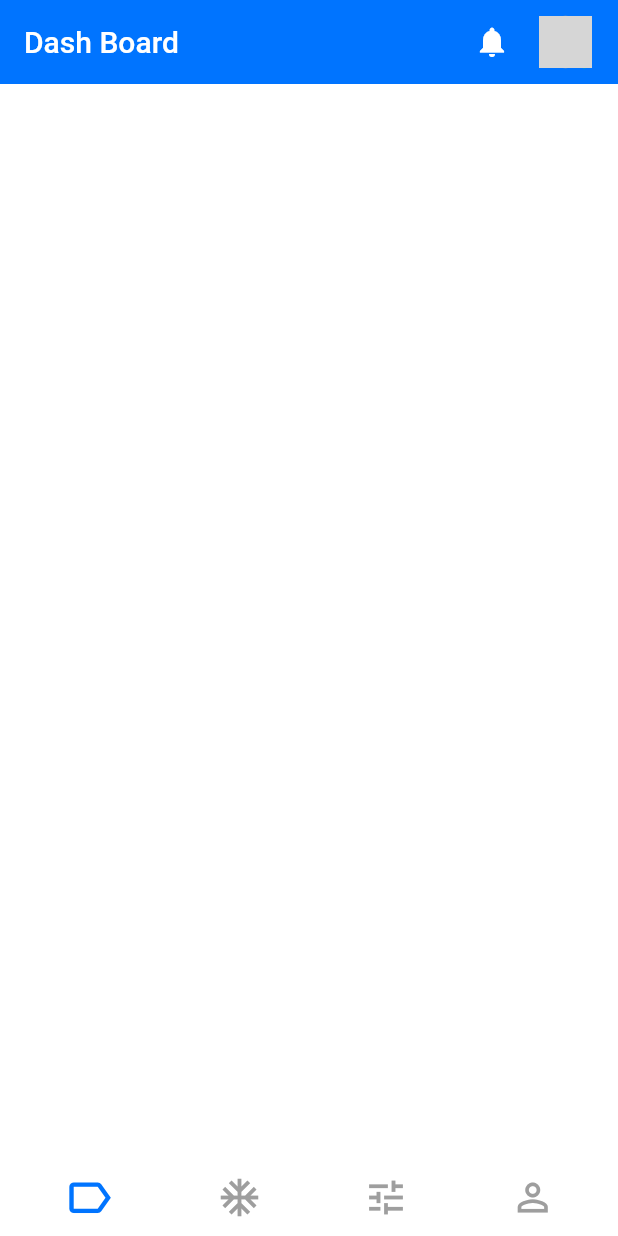
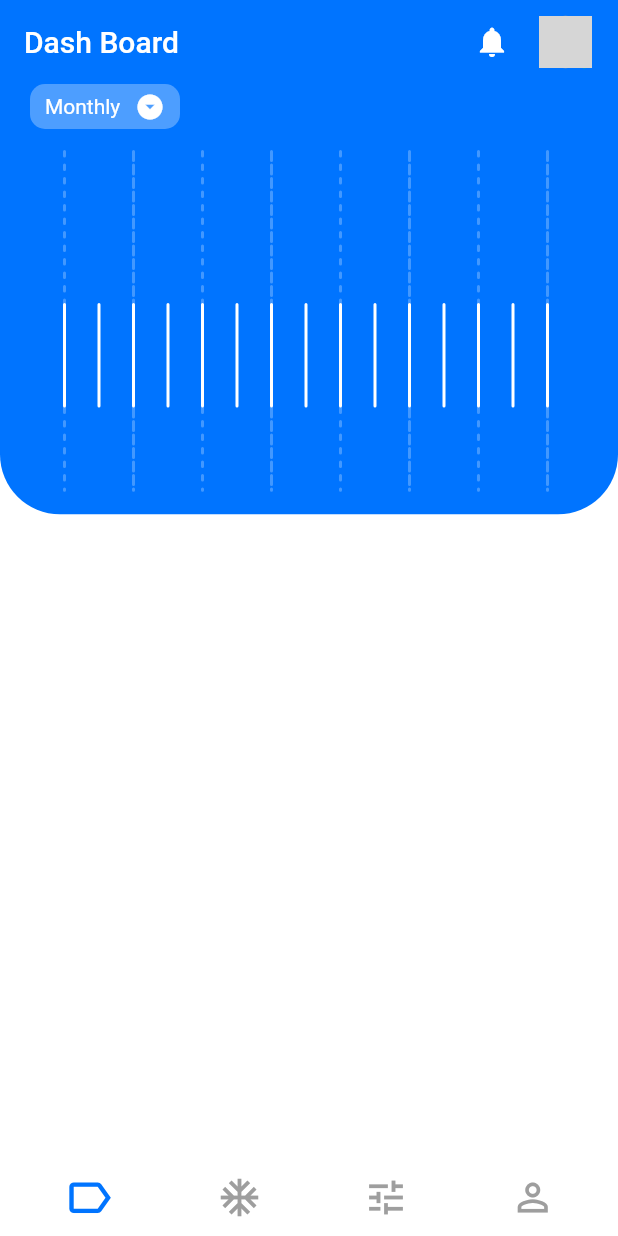
Before and after one commit to cristianfchq/flutter_hospital_dashboard, a Flutter app: the screen it shows after launch, on a phone screen of 412 x 824 dp. Run offline on Flutter 3.47's test engine with Material 2 defaults, Android fonts, the phone set to English and light mode, and no system bars; our stand-ins replace path_drawing; network calls fail; grey boxes are pictures that could not be loaded.

Commit message:
added the body with chart-painter

```diff
--- /dev/null
+++ b/lib/chart-painter.dart
@@ -0,0 +1,60 @@
+import 'package:flutter/material.dart';
+import 'package:flutter/rendering.dart';
+import 'package:path_drawing/path_drawing.dart';
+import 'dart:math' as math;
+
+class ChartPainter extends CustomPainter {
+  Paint backgroundPaint = Paint()
+    ..color = Color(0xff4298ff)
+    ..style = PaintingStyle.stroke
+    ..strokeCap = StrokeCap.round
+    ..strokeWidth = 2;
+
+  Paint valuePaint = Paint()
+    ..color = Colors.white
+    ..style = PaintingStyle.stroke
+    ..strokeCap = StrokeCap.round
+    ..strokeWidth = 2;
+
+  @override
+  void paint(Canvas canvas, Size size) {
+    Path backgroundPath = Path();
+    Path valuePath = Path();
+    int jump = 23;
+
+    for (double i = 1; i < 16.0; i++) {
+      if (i % 2 != 0) {
+        backgroundPath.moveTo(jump * i, 0);
+        backgroundPath.lineTo(jump * i, size.height);
+      }
+
+      int random = range(50, (size.height - (size.height * .3)).toInt());
+
+      valuePath.moveTo(jump * i, random.toDouble());
+      valuePath.lineTo(jump * i, random.toDouble() + size.height * .3);
+    }
+
+    canvas.drawPath(
+      dashPath(
+        backgroundPath,
+        dashArray: CircularIntervalList(<double>[3, 6]),
+      ),
+      backgroundPaint,
+    );
+
+    canvas.drawPath(valuePath, valuePaint);
+  }
+
+  @override
+  bool shouldRepaint(CustomPainter oldDelegate) {
+    return false;
+  }
+
+  int range(int minOrMax, [int max]) {
+    if (max == null) {
+      max = minOrMax;
+      minOrMax = 0;
+    }
+    return math.Random().nextInt(max - minOrMax) + minOrMax;
+  }
+}
--- a/lib/main.dart
+++ b/lib/main.dart
@@ -1,4 +1,5 @@
 import 'package:flutter/material.dart';
+import 'package:flutter_hospital_dasboard/chart-painter.dart';
 
 void main() => runApp(MyApp());
 
@@ -31,6 +32,7 @@ class HospitalDashBoardHome extends StatelessWidget {
       backgroundColor: Colors.white,
       appBar: _buildAppBar(),
       bottomNavigationBar: _buildBottomBar(),
+      body: _buildBody(context),
     );
   }
 
@@ -124,6 +126,72 @@ class HospitalDashBoardHome extends StatelessWidget {
     );
   }
 
+  Widget _buildBody(BuildContext context){
+    return Column(
+      crossAxisAlignment: CrossAxisAlignment.center,
+      children: <Widget>[
+        Flexible(
+          flex: 2,
+          child: Container(
+            width: MediaQuery.of(context).size.width,
+            decoration: BoxDecoration(
+              color: primaryColor,
+              borderRadius: BorderRadius.only(
+                bottomLeft: Radius.circular(40.0),
+                bottomRight: Radius.circular(40.0),
+              ),
+            ),
+            child: Padding(
+              padding: const EdgeInsets.fromLTRB(20,0,20,16),
+              child: Column(
+                crossAxisAlignment: CrossAxisAlignment.start,
+                children: <Widget>[
+                  Container(
+                    width: 100.0,
+                    height: 30.0,
+                    decoration: BoxDecoration(
+                      color: Color(0xff4d9eff),
+                      borderRadius: BorderRadius.circular(10)
+                    ),
+                    child: Row(
+                      mainAxisAlignment: MainAxisAlignment.spaceEvenly,
+                      crossAxisAlignment: CrossAxisAlignment.center,
+                      children: <Widget>[
+                        Text(
+                          "Monthly",
+                          style: TextStyle(color: Colors.white,),
+                        ),
+                        Icon(
+                          Icons.arrow_drop_down_circle,
+                          color: Colors.white,
+                          size: 20,
+                        ),
+                      ],
+                    ),
+                  ),
+                  SizedBox(
+                    height: 15,
+                  ),
+                  Expanded(
+                    child: CustomPaint(
+                      foregroundPainter: ChartPainter(),
+                    ),
+                  ),
+                ],
+              ),
+            ),
+          ),
+        ),
+        Flexible(
+          flex: 3,
+          child: Container(
+
+          ),
+        ),
+      ],
+    );
+  }
+
   Widget _buildCard(context, {Widget child}) {
     return Card(
       elevation: 2,
--- a/pubspec.yaml
+++ b/pubspec.yaml
@@ -23,6 +23,7 @@ dependencies:
   # The following adds the Cupertino Icons font to your application.
   # Use with the CupertinoIcons class for iOS style icons.
   cupertino_icons: ^0.1.2
+  path_drawing: ^0.4.0
 
 dev_dependencies:
   flutter_test:
```
Also changed, not shown: images/commi5 added the body with chart-painter.png (added), pubspec.lock.
